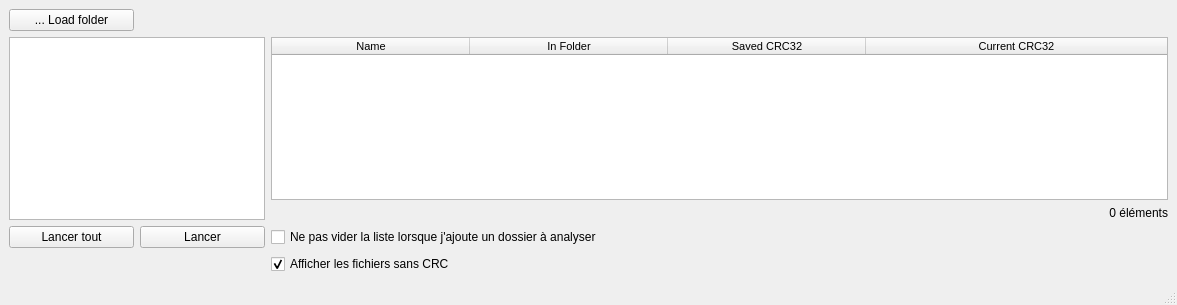
First picture: the form in gui.ui, repository seigneurfuo/crc32-gui, before the edit.
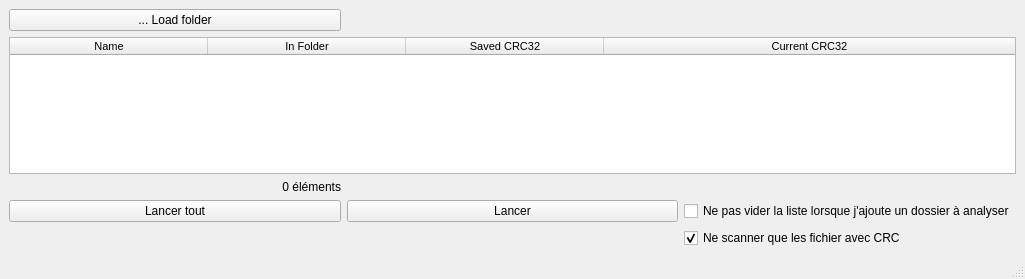
Second picture: the form after the edit.

Commit message: Première version utilisable.

```diff
--- a/gui.ui
+++ b/gui.ui
@@ -6,8 +6,8 @@
    <rect>
     <x>0</x>
     <y>0</y>
-    <width>1177</width>
-    <height>305</height>
+    <width>1025</width>
+    <height>279</height>
    </rect>
   </property>
   <property name="windowTitle">
@@ -15,20 +15,14 @@
   </property>
   <widget class="QWidget" name="centralwidget">
    <layout class="QGridLayout" name="gridLayout">
-    <item row="1" column="0" rowspan="2" colspan="2">
-     <widget class="QTableView" name="tableView"/>
-    </item>
-    <item row="2" column="3">
-     <widget class="QLabel" name="label">
+    <item row="0" column="0">
+     <widget class="QPushButton" name="pushButton_3">
       <property name="text">
-       <string>0 éléments</string>
-      </property>
-      <property name="alignment">
-       <set>Qt::AlignRight|Qt::AlignTrailing|Qt::AlignVCenter</set>
+       <string>... Load folder</string>
       </property>
      </widget>
     </item>
-    <item row="1" column="3">
+    <item row="1" column="0" colspan="3">
      <widget class="QTableWidget" name="tableWidget">
       <property name="font">
        <font>
@@ -75,24 +69,13 @@
       </column>
      </widget>
     </item>
-    <item row="3" column="3">
-     <widget class="QCheckBox" name="checkBox">
+    <item row="2" column="0">
+     <widget class="QLabel" name="label">
       <property name="text">
-       <string>Ne pas vider la liste lorsque j'ajoute un dossier à analyser</string>
+       <string>0 éléments</string>
       </property>
-     </widget>
-    </item>
-    <item row="0" column="0">
-     <widget class="QPushButton" name="pushButton_3">
-      <property name="text">
-       <string>... Load folder</string>
-      </property>
-     </widget>
-    </item>
-    <item row="3" column="1">
-     <widget class="QPushButton" name="pushButton_2">
-      <property name="text">
-       <string>Lancer</string>
+      <property name="alignment">
+       <set>Qt::AlignRight|Qt::AlignTrailing|Qt::AlignVCenter</set>
       </property>
      </widget>
     </item>
@@ -103,10 +86,24 @@
       </property>
      </widget>
     </item>
-    <item row="4" column="3">
+    <item row="3" column="1">
+     <widget class="QPushButton" name="pushButton_2">
+      <property name="text">
+       <string>Lancer</string>
+      </property>
+     </widget>
+    </item>
+    <item row="3" column="2">
+     <widget class="QCheckBox" name="checkBox">
+      <property name="text">
+       <string>Ne pas vider la liste lorsque j'ajoute un dossier à analyser</string>
+      </property>
+     </widget>
+    </item>
+    <item row="4" column="2">
      <widget class="QCheckBox" name="checkBox_2">
       <property name="text">
-       <string>Afficher les fichiers sans CRC</string>
+       <string>Ne scanner que les fichier avec CRC</string>
       </property>
       <property name="checked">
        <bool>true</bool>
```
Left out of the diff: 2 changed lines with no effect on the pictures. The commit also changes 1 other file.
